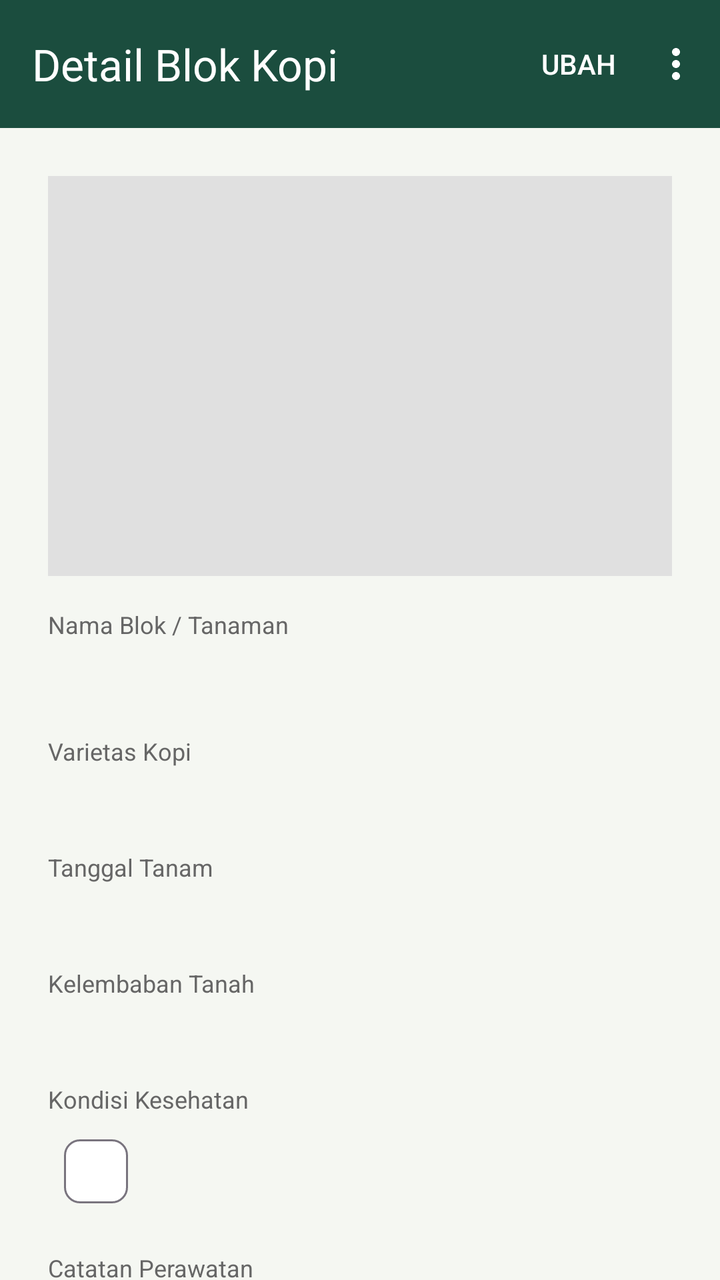
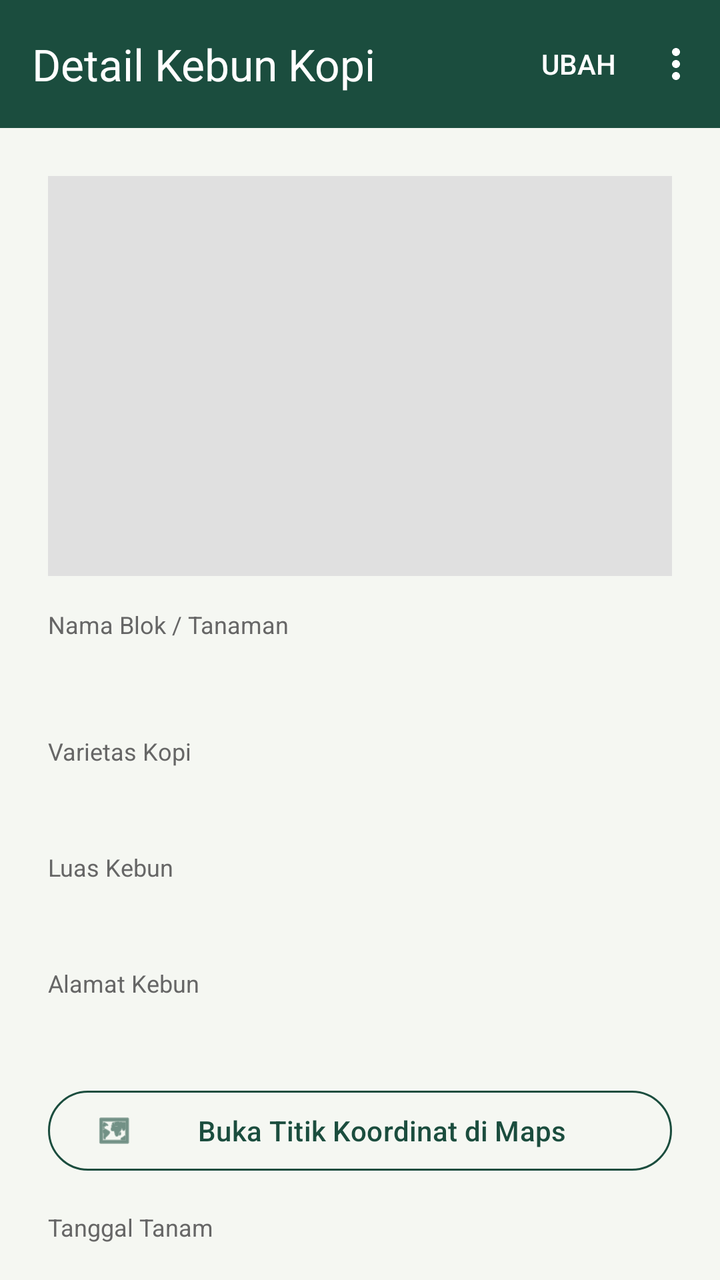

Screens rendered from an Android XML layout before and after an edit, with the pre-edit source and the edit as a unified diff.
<!-- AndroidManifest.xml: application theme Theme.SmartCoffeeFarm -->
<!-- res/layout/activity_coffee_detail.xml -->
<?xml version="1.0" encoding="utf-8"?>
<androidx.coordinatorlayout.widget.CoordinatorLayout xmlns:android="http://schemas.android.com/apk/res/android"
    xmlns:app="http://schemas.android.com/apk/res-auto"
    android:layout_width="match_parent"
    android:layout_height="match_parent"
    android:background="@color/app_background">

    <com.google.android.material.appbar.AppBarLayout
        android:layout_width="match_parent"
        android:layout_height="wrap_content"
        android:background="@color/primary_dark_green"
        app:theme="@style/ThemeOverlay.Material3.Dark.ActionBar">

        <com.google.android.material.appbar.MaterialToolbar
            android:id="@+id/topAppBar"
            android:layout_width="match_parent"
            android:layout_height="?attr/actionBarSize"
            app:menu="@menu/menu_detail"
            app:title="Detail Blok Kopi"
            app:titleTextColor="@color/white" />

    </com.google.android.material.appbar.AppBarLayout>

    <androidx.core.widget.NestedScrollView
        android:layout_width="match_parent"
        android:layout_height="match_parent"
        app:layout_behavior="@string/appbar_scrolling_view_behavior">

        <LinearLayout
            android:layout_width="match_parent"
            android:layout_height="wrap_content"
            android:orientation="vertical"
            android:padding="24dp">

            <ImageView
                android:id="@+id/ivDetailPhoto"
                android:layout_width="match_parent"
                android:layout_height="200dp"
                android:layout_marginBottom="16dp"
                android:background="#E0E0E0"
                android:contentDescription="Foto Tanaman"
                android:scaleType="centerCrop" />

            <TextView
                android:layout_width="wrap_content"
                android:layout_height="wrap_content"
                android:text="Nama Blok / Tanaman"
                android:textColor="@color/text_secondary"
                android:textSize="12sp" />

            <TextView
                android:id="@+id/tvDetailName"
                android:layout_width="match_parent"
                android:layout_height="wrap_content"
                android:layout_marginTop="4dp"
                android:layout_marginBottom="16dp"
                android:textColor="@color/text_primary"
                android:textSize="20sp"
                android:textStyle="bold" />

            <TextView
                android:layout_width="wrap_content"
                android:layout_height="wrap_content"
                android:text="Varietas Kopi"
                android:textColor="@color/text_secondary"
                android:textSize="12sp" />

            <TextView
                android:id="@+id/tvDetailVariety"
                android:layout_width="match_parent"
                android:layout_height="wrap_content"
                android:layout_marginTop="4dp"
                android:layout_marginBottom="16dp"
                android:textColor="@color/text_primary"
                android:textSize="16sp" />

            <TextView
                android:layout_width="wrap_content"
                android:layout_height="wrap_content"
                android:text="Tanggal Tanam"
                android:textColor="@color/text_secondary"
                android:textSize="12sp" />

            <TextView
                android:id="@+id/tvDetailDate"
                android:layout_width="match_parent"
                android:layout_height="wrap_content"
                android:layout_marginTop="4dp"
                android:layout_marginBottom="16dp"
                android:textColor="@color/text_primary"
                android:textSize="16sp" />

            <TextView
                android:layout_width="wrap_content"
                android:layout_height="wrap_content"
                android:text="Kelembaban Tanah"
                android:textColor="@color/text_secondary"
                android:textSize="12sp" />

            <TextView
                android:id="@+id/tvDetailMoisture"
                android:layout_width="match_parent"
                android:layout_height="wrap_content"
                android:layout_marginTop="4dp"
                android:layout_marginBottom="16dp"
                android:textColor="@color/text_primary"
                android:textSize="16sp" />

            <TextView
                android:layout_width="wrap_content"
                android:layout_height="wrap_content"
                android:text="Kondisi Kesehatan"
                android:textColor="@color/text_secondary"
                android:textSize="12sp" />

            <com.google.android.material.chip.Chip
                android:id="@+id/chipDetailStatus"
                android:layout_width="wrap_content"
                android:layout_height="wrap_content"
                android:layout_marginTop="4dp"
                android:layout_marginBottom="16dp"
                android:textColor="@color/text_primary"
                app:chipBackgroundColor="@color/card_background"
                app:strokeColor="@color/primary_dark_green"
                app:strokeWidth="1dp" />

            <TextView
                android:layout_width="wrap_content"
                android:layout_height="wrap_content"
                android:text="Catatan Perawatan"
                android:textColor="@color/text_secondary"
                android:textSize="12sp" />

            <TextView
                android:id="@+id/tvDetailNotes"
                android:layout_width="match_parent"
                android:layout_height="wrap_content"
                android:layout_marginTop="4dp"
                android:layout_marginBottom="24dp"
                android:textColor="@color/text_primary"
                android:textSize="16sp" />

        </LinearLayout>
    </androidx.core.widget.NestedScrollView>

</androidx.coordinatorlayout.widget.CoordinatorLayout>
<!-- resources referenced by this layout -->
<resources>
  <color name="app_background">#F5F7F2</color>
  <color name="card_background">#FFFFFFFF</color>
  <color name="primary_dark_green">#1B4D3E</color>
  <color name="text_primary">#222222</color>
  <color name="text_secondary">#666666</color>
  <color name="white">#FFFFFFFF</color>
  <style name="Theme.SmartCoffeeFarm" parent="Base.Theme.SmartCoffeeFarm" />
  <style name="Base.Theme.SmartCoffeeFarm" parent="Theme.Material3.DayNight.NoActionBar">
          <item name="colorPrimary">@color/primary_dark_green</item>
          <item name="colorSecondary">@color/primary_dark_green</item>
          <item name="android:windowBackground">@color/app_background</item>
          <item name="colorSurface">@color/card_background</item>
      </style>
</resources>

<!-- the commit's change to res/layout/activity_coffee_detail.xml (unified diff, before → after) -->
@@ -16,7 +16,7 @@
             android:layout_width="match_parent"
             android:layout_height="?attr/actionBarSize"
             app:menu="@menu/menu_detail"
-            app:title="Detail Blok Kopi"
+            app:title="Detail Kebun Kopi"
             app:titleTextColor="@color/white" />
 
     </com.google.android.material.appbar.AppBarLayout>
@@ -73,6 +73,51 @@
                 android:layout_marginBottom="16dp"
                 android:textColor="@color/text_primary"
                 android:textSize="16sp" />
+
+            <TextView
+                android:layout_width="wrap_content"
+                android:layout_height="wrap_content"
+                android:text="Luas Kebun"
+                android:textColor="@color/text_secondary"
+                android:textSize="12sp" />
+
+            <TextView
+                android:id="@+id/tvDetailArea"
+                android:layout_width="match_parent"
+                android:layout_height="wrap_content"
+                android:layout_marginTop="4dp"
+                android:layout_marginBottom="16dp"
+                android:textColor="@color/text_primary"
+                android:textSize="16sp" />
+
+            <TextView
+                android:layout_width="wrap_content"
+                android:layout_height="wrap_content"
+                android:text="Alamat Kebun"
+                android:textColor="@color/text_secondary"
+                android:textSize="12sp" />
+
+            <TextView
+                android:id="@+id/tvDetailAddress"
+                android:layout_width="match_parent"
+                android:layout_height="wrap_content"
+                android:layout_marginTop="4dp"
+                android:layout_marginBottom="16dp"
+                android:textColor="@color/text_primary"
+                android:textSize="16sp" />
+
+            <com.google.android.material.button.MaterialButton
+                android:id="@+id/btnOpenMaps"
+                style="@style/Widget.Material3.Button.OutlinedButton"
+                android:layout_width="match_parent"
+                android:layout_height="48dp"
+                android:layout_marginBottom="16dp"
+                android:text="Buka Titik Koordinat di Maps"
+                android:textAllCaps="false"
+                android:textColor="@color/primary_dark_green"
+                app:icon="@android:drawable/ic_menu_mapmode"
+                app:iconTint="@color/primary_dark_green"
+                app:strokeColor="@color/primary_dark_green" />
 
             <TextView
                 android:layout_width="wrap_content"
